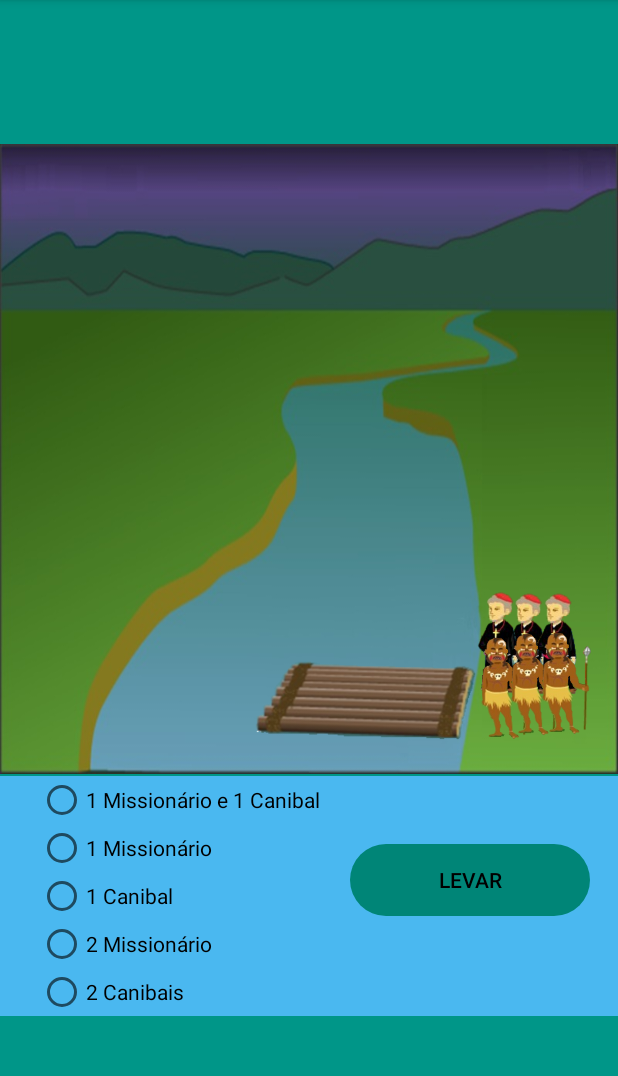
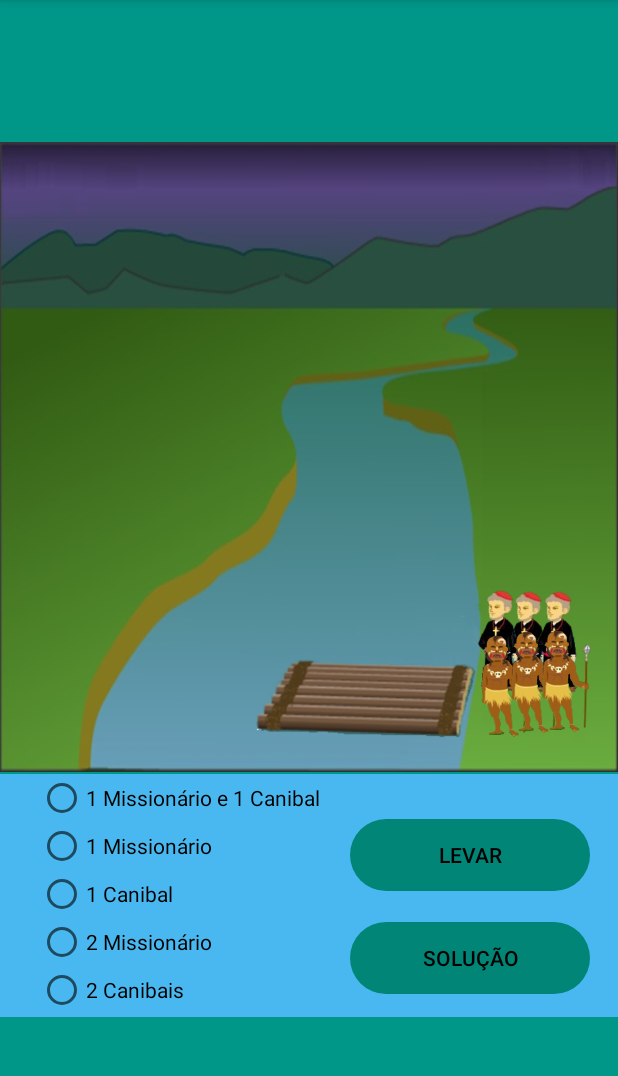
Before and after one commit to MaikonRodrigues/MissionariosCanibais, an Android app: the screen it shows after launch (MainActivity), on a phone screen of 412 x 824 dp, the part 84-1160 px from its top. Run offline under Robolectric (Android 15) with nearby library versions, the phone set to English and light mode, and no system bars.

```diff
--- a/app/src/main/java/com/example/missionarioscanibais/MainActivity.java
+++ b/app/src/main/java/com/example/missionarioscanibais/MainActivity.java
@@ -35,7 +35,7 @@ public class MainActivity extends AppCompatActivity {
     Aresta aresta1, aresta2, aresta3, arestaDeEntrada;
     Estado estado, estadoAtual;
     int i, contadorPassos = 0;
-    Button btnLevar;
+    Button btnLevar, btnSolucao;
     char ladoAtual;
     BuscaEmProfundidade buscaEmProfundidade;
 
@@ -62,7 +62,7 @@ public class MainActivity extends AppCompatActivity {
         imgCanoa = (ImageView) findViewById(R.id.imgCanoa);
         imgDireita = (ImageView) findViewById(R.id.imgDireita);
         imgEsquerda = (ImageView)findViewById(R.id.imgEsq);
-        btnLevar = (Button)findViewById(R.id.btnLevar);
+        btnLevar = (Button)findViewById(R.id.btnLevar);     btnSolucao = (Button)findViewById(R.id.btnSolucao);
 
         check_txt_1m1c = (RadioButton)findViewById(R.id.txt_1m1c);
         check_txt_1m   = (RadioButton)findViewById(R.id.txt_1m);
@@ -290,7 +290,8 @@ public class MainActivity extends AppCompatActivity {
                     } catch (InterruptedException e) {
                         e.printStackTrace();
                     }
-                }else if (levar_1m == 1){
+                }
+                else if (levar_1m == 1){
                     try {
                         rodar(0, 1, ladoAtual, estadosList);
                        // rodar1(0, 1, ladoAtual);
@@ -306,7 +307,8 @@ public class MainActivity extends AppCompatActivity {
                     } catch (InterruptedException e) {
                         e.printStackTrace();
                     }
-                } else if (levar_2c == 1){
+                }
+                else if (levar_2c == 1){
                     try {
                         rodar(2, 0, ladoAtual, estadosList);
                       //  rodar1(2, 0, ladoAtual);
@@ -323,19 +325,29 @@ public class MainActivity extends AppCompatActivity {
                         e.printStackTrace();
                     }
                 }
-                buscaEmProfundidade.busca(estadosList.get(0));
+
+
             }
         });
 
-
-
+        btnSolucao.setOnClickListener(new View.OnClickListener() {
+            @Override
+            public void onClick(View view) {
+                buscaEmProfundidade.busca(estadosList.get(0));
+                Stack<Estado> pilhaaux = buscaEmProfundidade.getPilhaEstados();
+                while(!pilhaaux.isEmpty()){
+                    Estado a = pilhaaux.pop();
+                    Toast.makeText(MainActivity.this, "Desempilha: "+ a.getId(), Toast.LENGTH_LONG).show();
+                }
+            }
+        });
 
     }
 
     public void rodar(int quantCanibais, int quantMiss, char origem, List<Estado> L_Estados) throws InterruptedException {
 
         if (origem == 'd'){
-            rodar1(quantCanibais, quantMiss, L_Estados);
+
             quantMissDireita -= quantMiss;
             quantCanibDireita -= quantCanibais;
             setImageDireita();
@@ -360,7 +372,7 @@ public class MainActivity extends AppCompatActivity {
 
 
         }else{
-            rodar1(quantCanibais, quantMiss, L_Estados);
+
             arestaDeEntrada = new Aresta(quantCanibais, quantMiss,"", 0);
 
             quantCanibEsquerda -= quantCanibais;
@@ -455,32 +467,6 @@ public class MainActivity extends AppCompatActivity {
             }
         }
     }
-    /*
-    public List<Estado> bbuscaProfundidade(Estado estado){
-        List<Estado> estVisitados;
-        estVisitados = new ArrayList<>();
-        if (estado.getId().equals("3_3d")){
-            Toast.makeText(this, "Adicionou: "+estado.getId(), Toast.LENGTH_LONG).show();
-            estVisitados.add(estadoAtual);
-            return estVisitados;
-        }else {
-            int tamanho = estado.getArestas().size();
-            if (tamanho == 0)
-                return null;
-            else{
-                int aresta = 0;
-                while (estVisitados.isEmpty()){
-                    estVisitados.addAll(buscaProfundidade(estadosList.get(estado.getArestas().get(aresta).getpLista())));
-                    aresta ++;
-                    if (aresta >= tamanho && estVisitados.isEmpty())
-                        return null;
-                }
-                estVisitados.add(estado);
-                Toast.makeText(this, "Adicionou: "+estado.getId(), Toast.LENGTH_LONG).show();
-                return estVisitados;
-            }
-        }
-    }*/
 
     public Aresta verificaArestaEstadoAtual(Aresta arestaDEntrada, Estado estadAtual){
 
--- a/app/src/main/res/layout/activity_main.xml
+++ b/app/src/main/res/layout/activity_main.xml
@@ -116,18 +116,36 @@
 
         </LinearLayout>
 
+        <LinearLayout
+            android:layout_width="wrap_content"
+            android:layout_height="wrap_content"
+            android:orientation="vertical">
 
             <Button
                 android:id="@+id/btnLevar"
                 android:layout_width="wrap_content"
                 android:layout_height="wrap_content"
-            android:layout_marginTop="45dp"
+                android:layout_marginTop="30dp"
                 android:layout_marginBottom="15dp"
                 android:background="@drawable/capsule"
                 android:backgroundTint="@color/colorPrimary"
                 android:text="Levar"
                 android:textColor="@color/preto" />
 
+            <Button
+                android:id="@+id/btnSolucao"
+                android:layout_width="wrap_content"
+                android:layout_height="wrap_content"
+                android:layout_marginTop="5dp"
+                android:layout_marginBottom="15dp"
+                android:background="@drawable/capsule"
+                android:backgroundTint="@color/colorPrimary"
+                android:text="Solução"
+                android:textColor="@color/preto" />
+
+        </LinearLayout>
+
+
 
     </LinearLayout>
 
```
Also changed, not shown: app/src/main/java/Classes/BuscaEmProfundidade.java (+22 -14 lines). Lines whose indentation alone changed are shown as unchanged.
